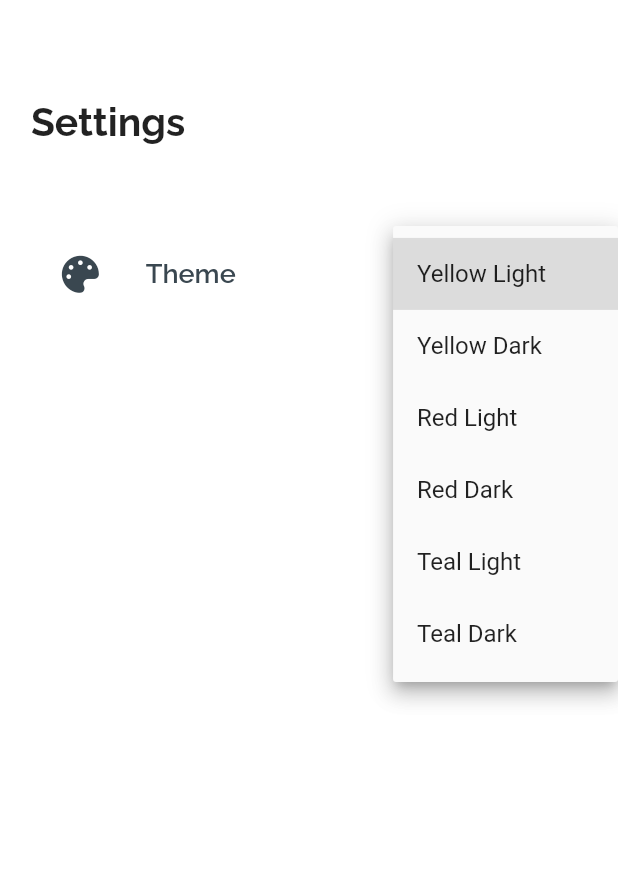
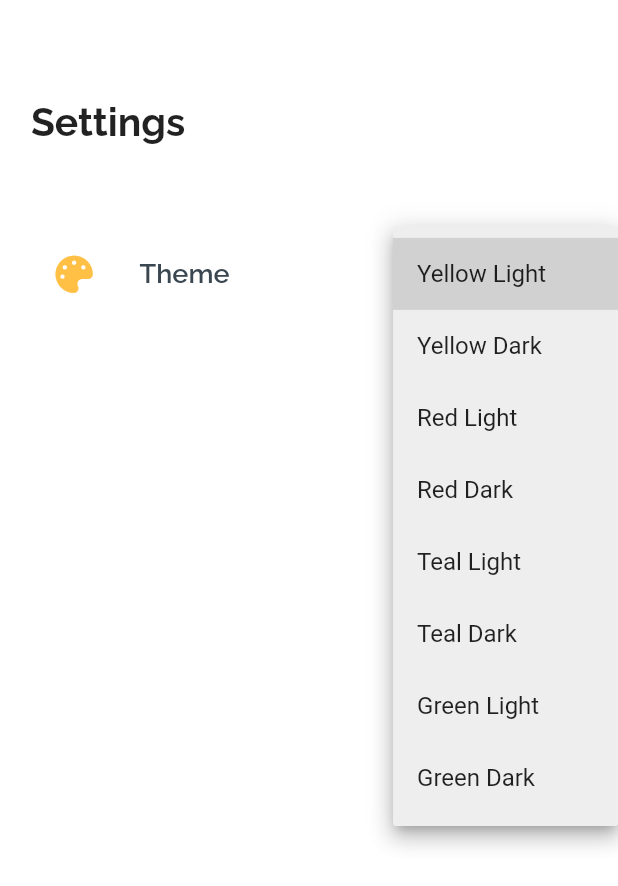
Before and after one commit to JobinBiju/Taskly, a Flutter app: the SettingsView screen opened directly, after a tap on "Yellow Light", on a phone screen of 412 x 824 dp. Shown: the top 886 px of the screen. Run offline on Flutter 3.47's test engine with Material 2 defaults, Android fonts, the phone set to English and light mode, and no system bars; our stand-ins replace bubble_bottom_bar, font_awesome_flutter, get, google_fonts, lottie.

Commit message:
Added green theme
Added green theme dark & light to app

```diff
--- a/lib/app/modules/settings/controllers/settings_controller.dart
+++ b/lib/app/modules/settings/controllers/settings_controller.dart
@@ -9,6 +9,8 @@ class SettingsController extends GetxController {
     "Red Dark",
     "Teal Light",
     "Teal Dark",
+    "Green Light",
+    "Green Dark",
   ];
   var selectedTheme = "Yellow Light";
 
--- a/lib/app/modules/settings/views/settings_view.dart
+++ b/lib/app/modules/settings/views/settings_view.dart
@@ -29,7 +29,7 @@ class SettingsView extends GetView<SettingsController> {
             ),
             ListTile(
               contentPadding:
-                  EdgeInsets.symmetric(horizontal: size.width * 0.05),
+                  EdgeInsets.symmetric(horizontal: size.width * 0.04),
               title: Row(
                 mainAxisAlignment: MainAxisAlignment.spaceBetween,
                 children: [
@@ -55,6 +55,7 @@ class SettingsView extends GetView<SettingsController> {
                           },
                         ).toList(),
                         onChanged: controller.changeTheme,
+                        dropdownColor: Theme.of(context).primaryColorLight,
                       );
                     },
                   )
@@ -62,7 +63,7 @@ class SettingsView extends GetView<SettingsController> {
               ),
               leading: Icon(
                 FontAwesomeIcons.palette,
-                color: Theme.of(context).primaryColorDark,
+                color: Theme.of(context).primaryColor,
                 size: size.width * 0.06,
               ),
             ),
--- a/lib/app/theme/app_theme.dart
+++ b/lib/app/theme/app_theme.dart
@@ -8,6 +8,8 @@ enum AppTheme {
   RedDark,
   TealLight,
   TealDark,
+  GreenLight,
+  GreenDark,
 }
 
 final appThemeData = {
@@ -44,7 +46,7 @@ final appThemeData = {
     primaryColor: primaryTeal,
     scaffoldBackgroundColor: white1,
     primaryColorLight: white2,
-    primaryColorDark: secondaryDBlue,
+    primaryColorDark: secondaryDGrey,
   ),
   AppTheme.TealDark: ThemeData(
     brightness: Brightness.dark,
@@ -53,4 +55,18 @@ final appThemeData = {
     primaryColorDark: white2,
     primaryColorLight: secondaryDGrey,
   ),
+  AppTheme.GreenLight: ThemeData(
+    brightness: Brightness.light,
+    primaryColor: primaryGreen,
+    scaffoldBackgroundColor: white1,
+    primaryColorLight: white2,
+    primaryColorDark: secondaryBGrey,
+  ),
+  AppTheme.GreenDark: ThemeData(
+    brightness: Brightness.dark,
+    primaryColor: primaryGreen,
+    scaffoldBackgroundColor: primaryBGrey,
+    primaryColorDark: white2,
+    primaryColorLight: secondaryBGrey,
+  ),
 };
--- a/lib/app/theme/color_theme.dart
+++ b/lib/app/theme/color_theme.dart
@@ -19,4 +19,9 @@ final primaryTeal = Color(0xff00adb5);
 final secondaryDGrey = Color(0xff393e46);
 final primaryDGrey = Color(0xff222831);
 
+// Define green colors here
+final primaryGreen = Color(0xff7bc74d);
+final secondaryBGrey = Color(0xff393e46);
+final primaryBGrey = Color(0xff222831);
+
 final authHintText = Color(0xff8E8E8E);
```
